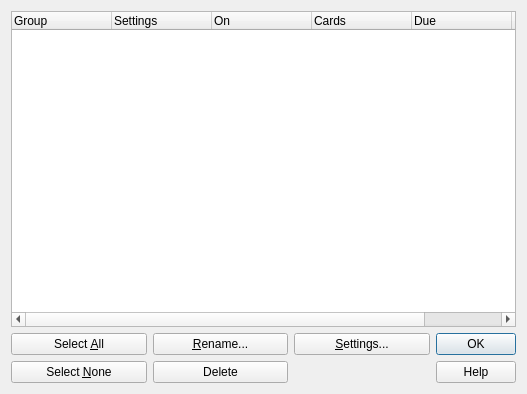
This is designer/groupman.ui in ankitects/anki as Qt 5 draws it before an edit. The edited form follows.
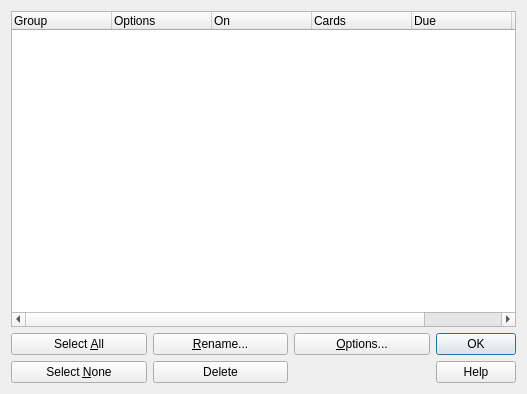
This is the edited form.

The edit to the form file:
```diff
--- a/designer/groupman.ui
+++ b/designer/groupman.ui
@@ -38,7 +38,7 @@
      </column>
      <column>
       <property name="text">
-       <string>Settings</string>
+       <string>Options</string>
       </property>
      </column>
      <column>
@@ -96,7 +96,7 @@
      <item row="0" column="2">
       <widget class="QPushButton" name="opts">
        <property name="text">
-        <string>&amp;Settings...</string>
+        <string>&amp;Options...</string>
        </property>
       </widget>
      </item>
```
